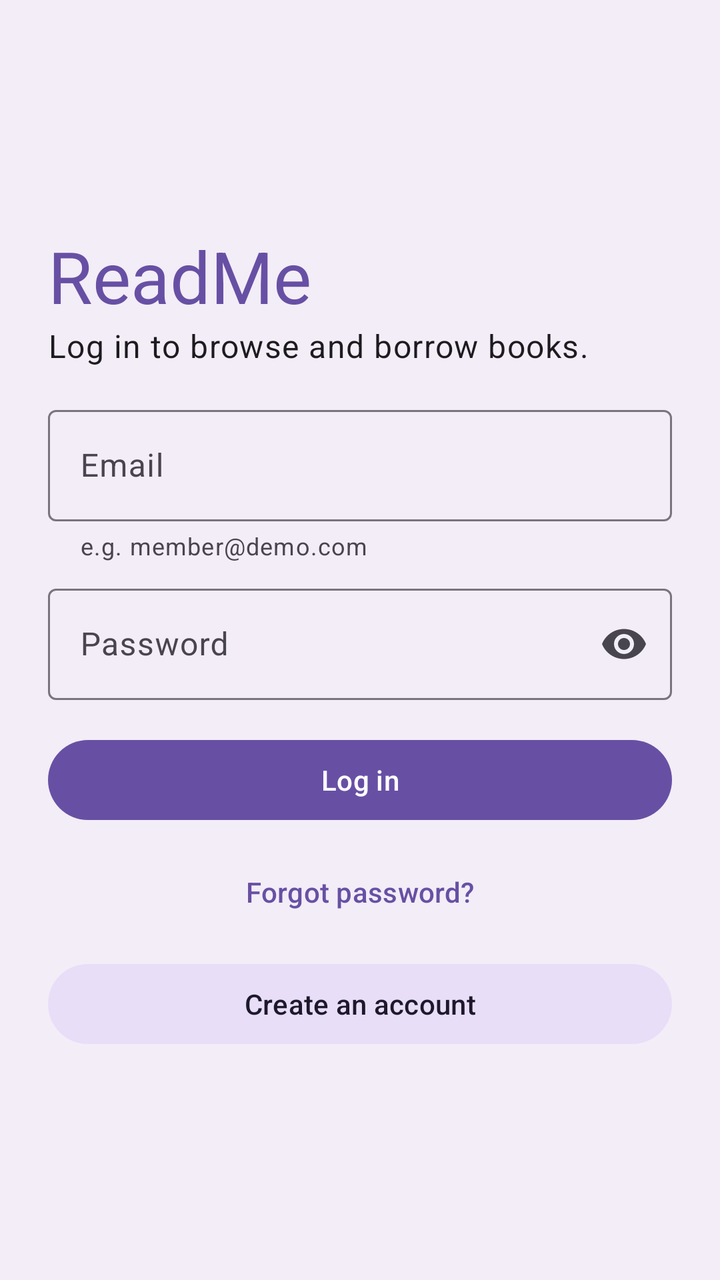
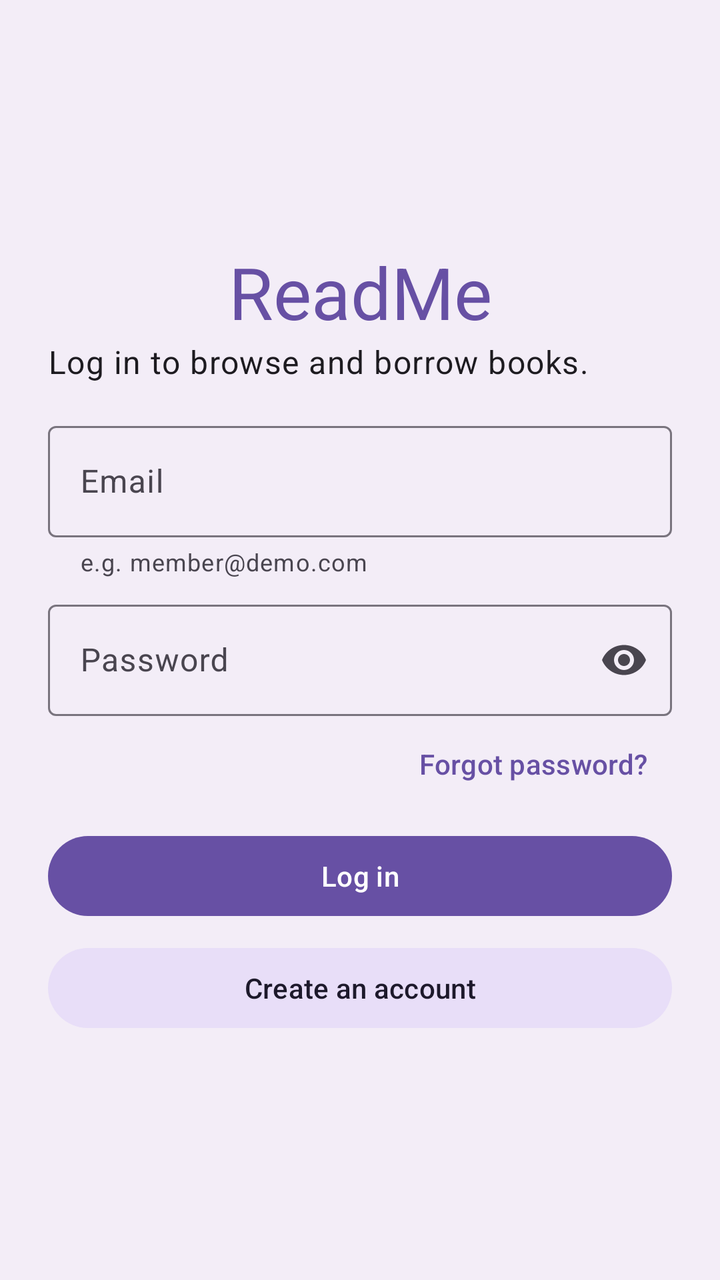

Compare the two renders of this Android layout. The source of the first and the diff that turns it into the second are given below.
<!-- AndroidManifest.xml: application theme Theme.ReadMe -->
<!-- res/layout/activity_login.xml -->
<?xml version="1.0" encoding="utf-8"?>
<ScrollView xmlns:android="http://schemas.android.com/apk/res/android"
    xmlns:app="http://schemas.android.com/apk/res-auto"
    android:layout_width="match_parent"
    android:layout_height="match_parent"
    android:background="?attr/colorSurfaceContainer"
    android:fillViewport="true"
    android:fitsSystemWindows="true">

    <LinearLayout
        android:layout_width="match_parent"
        android:layout_height="wrap_content"
        android:gravity="center_vertical"
        android:orientation="vertical"
        android:padding="24dp">

        <com.google.android.material.textview.MaterialTextView
            android:layout_width="match_parent"
            android:layout_height="wrap_content"
            android:text="ReadMe"
            android:textAppearance="?attr/textAppearanceDisplaySmall"
            android:textColor="?attr/colorPrimary" />

        <com.google.android.material.textview.MaterialTextView
            android:layout_width="match_parent"
            android:layout_height="wrap_content"
            android:layout_marginBottom="16dp"
            android:text="Log in to browse and borrow books."
            android:textAppearance="?attr/textAppearanceBodyLarge" />

        <com.google.android.material.textfield.TextInputLayout
            android:id="@+id/tilEmail"
            android:layout_width="match_parent"
            android:layout_height="wrap_content"
            android:hint="Email"
            app:helperText="e.g. member@demo.com">

            <com.google.android.material.textfield.TextInputEditText
                android:id="@+id/etEmail"
                android:layout_width="match_parent"
                android:layout_height="wrap_content"
                android:inputType="textEmailAddress" />
        </com.google.android.material.textfield.TextInputLayout>

        <com.google.android.material.textfield.TextInputLayout
            android:id="@+id/tilPassword"
            android:layout_width="match_parent"
            android:layout_height="wrap_content"
            android:layout_marginTop="8dp"
            android:hint="Password"
            app:endIconMode="password_toggle">

            <com.google.android.material.textfield.TextInputEditText
                android:id="@+id/etPassword"
                android:layout_width="match_parent"
                android:layout_height="wrap_content"
                android:inputType="textPassword" />
        </com.google.android.material.textfield.TextInputLayout>

        <com.google.android.material.button.MaterialButton
            android:id="@+id/btnLogin"
            android:layout_width="match_parent"
            android:layout_height="wrap_content"
            android:layout_marginTop="16dp"
            android:text="Log in" />

        <com.google.android.material.button.MaterialButton
            android:id="@+id/btnForgot"
            style="@style/Widget.Material3.Button.TextButton"
            android:layout_width="match_parent"
            android:layout_height="wrap_content"
            android:layout_marginTop="8dp"
            android:text="Forgot password?" />

        <com.google.android.material.button.MaterialButton
            android:id="@+id/btnSignUp"
            style="@style/Widget.Material3.Button.TonalButton"
            android:layout_width="match_parent"
            android:layout_height="wrap_content"
            android:layout_marginTop="8dp"
            android:text="Create an account" />
    </LinearLayout>
</ScrollView>
<!-- resources referenced by this layout -->
<resources>
  <style name="Theme.ReadMe" parent="Base.Theme.ReadMe" />
  <style name="Base.Theme.ReadMe" parent="Theme.Material3.DayNight.NoActionBar">
          
          
      </style>
</resources>

<!-- the commit's change to res/layout/activity_login.xml (unified diff, before → after) -->
@@ -17,6 +17,7 @@
         <com.google.android.material.textview.MaterialTextView
             android:layout_width="match_parent"
             android:layout_height="wrap_content"
+            android:gravity="center"
             android:text="ReadMe"
             android:textAppearance="?attr/textAppearanceDisplaySmall"
             android:textColor="?attr/colorPrimary" />
@@ -58,19 +59,19 @@
         </com.google.android.material.textfield.TextInputLayout>
 
         <com.google.android.material.button.MaterialButton
+            android:id="@+id/btnForgot"
+            style="@style/Widget.Material3.Button.TextButton"
+            android:layout_width="wrap_content"
+            android:layout_height="wrap_content"
+            android:layout_gravity="end"
+            android:text="Forgot password?" />
+
+        <com.google.android.material.button.MaterialButton
             android:id="@+id/btnLogin"
             android:layout_width="match_parent"
             android:layout_height="wrap_content"
-            android:layout_marginTop="16dp"
+            android:layout_marginTop="8dp"
             android:text="Log in" />
-
-        <com.google.android.material.button.MaterialButton
-            android:id="@+id/btnForgot"
-            style="@style/Widget.Material3.Button.TextButton"
-            android:layout_width="match_parent"
-            android:layout_height="wrap_content"
-            android:layout_marginTop="8dp"
-            android:text="Forgot password?" />
 
         <com.google.android.material.button.MaterialButton
             android:id="@+id/btnSignUp"
